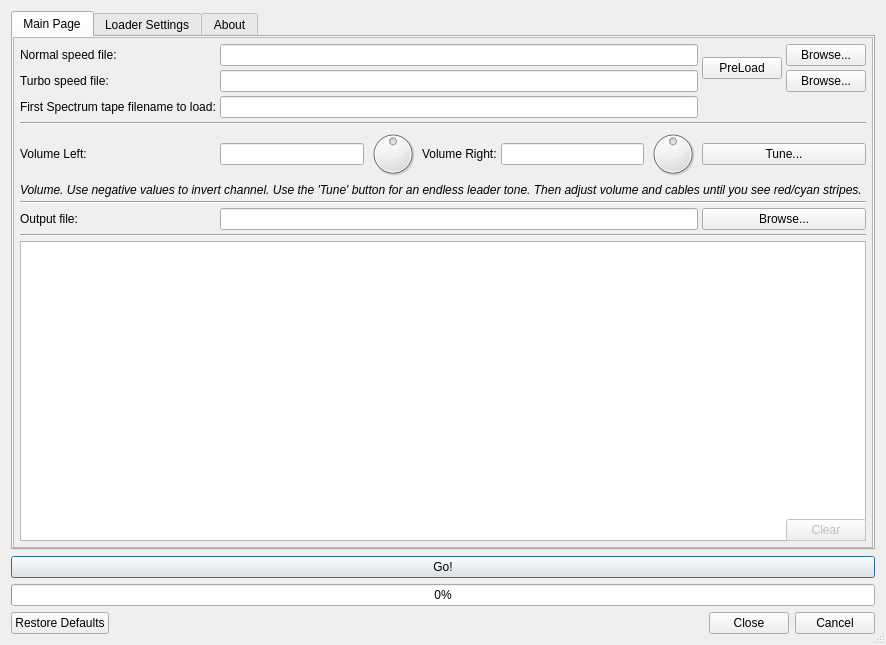
The window that zqloaderui/dialog.ui (oxidaan/zqloader) describes before a commit, drawn with Qt 5.
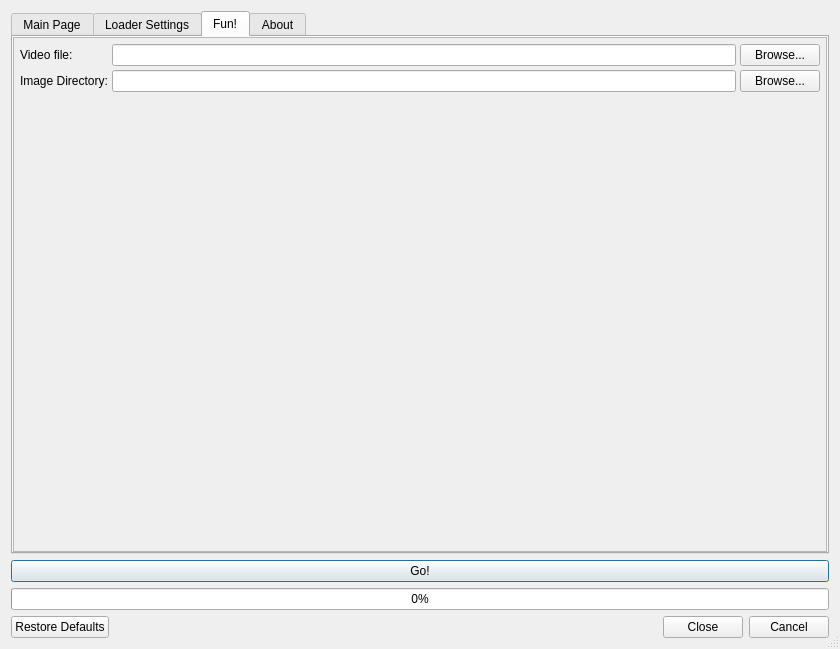
The same window after the commit. The open tabs and pages were chosen to show the change. Custom widgets are drawn as their Qt base class.

Diff of the .ui file:
```diff
--- a/zqloaderui/dialog.ui
+++ b/zqloaderui/dialog.ui
@@ -6,8 +6,8 @@
    <rect>
     <x>0</x>
     <y>0</y>
-    <width>886</width>
-    <height>645</height>
+    <width>840</width>
+    <height>649</height>
    </rect>
   </property>
   <property name="sizePolicy">
@@ -97,8 +97,8 @@
            <rect>
             <x>0</x>
             <y>0</y>
-            <width>860</width>
-            <height>506</height>
+            <width>814</width>
+            <height>510</height>
            </rect>
           </property>
           <layout class="QGridLayout" name="gridLayout_3">
@@ -883,6 +883,131 @@
        </item>
       </layout>
      </widget>
+     <widget class="QWidget" name="tab_4">
+      <attribute name="title">
+       <string>Fun!</string>
+      </attribute>
+      <layout class="QGridLayout" name="gridLayout_532">
+       <property name="leftMargin">
+        <number>0</number>
+       </property>
+       <property name="topMargin">
+        <number>0</number>
+       </property>
+       <property name="rightMargin">
+        <number>0</number>
+       </property>
+       <property name="bottomMargin">
+        <number>0</number>
+       </property>
+       <property name="horizontalSpacing">
+        <number>0</number>
+       </property>
+       <item row="0" column="0">
+        <widget class="QScrollArea" name="scrollArea_3">
+         <property name="widgetResizable">
+          <bool>true</bool>
+         </property>
+         <widget class="QWidget" name="scrollAreaWidgetContents_3">
+          <property name="geometry">
+           <rect>
+            <x>0</x>
+            <y>0</y>
+            <width>814</width>
+            <height>510</height>
+           </rect>
+          </property>
+          <layout class="QGridLayout" name="gridLayout_4">
+           <property name="leftMargin">
+            <number>6</number>
+           </property>
+           <property name="topMargin">
+            <number>6</number>
+           </property>
+           <property name="rightMargin">
+            <number>6</number>
+           </property>
+           <property name="bottomMargin">
+            <number>6</number>
+           </property>
+           <property name="spacing">
+            <number>4</number>
+           </property>
+           <item row="3" column="1">
+            <spacer name="verticalSpacer">
+             <property name="orientation">
+              <enum>Qt::Vertical</enum>
+             </property>
+             <property name="sizeHint" stdset="0">
+              <size>
+               <width>20</width>
+               <height>40</height>
+              </size>
+             </property>
+            </spacer>
+           </item>
+           <item row="0" column="1">
+            <widget class="LineEdit" name="lineEditVideoFile"/>
+           </item>
+           <item row="0" column="2">
+            <widget class="QPushButton" name="pushButtonBrowseVideoFile">
+             <property name="text">
+              <string>Browse...</string>
+             </property>
+            </widget>
+           </item>
+           <item row="1" column="0">
+            <widget class="QLabel" name="label_30">
+             <property name="text">
+              <string>Image Directory:</string>
+             </property>
+            </widget>
+           </item>
+           <item row="0" column="0">
+            <widget class="QLabel" name="label_29">
+             <property name="text">
+              <string>Video file:</string>
+             </property>
+            </widget>
+           </item>
+           <item row="1" column="2">
+            <widget class="QPushButton" name="pushButton">
+             <property name="text">
+              <string>Browse...</string>
+             </property>
+            </widget>
+           </item>
+           <item row="1" column="1">
+            <widget class="LineEdit" name="lineEditImageDir"/>
+           </item>
+           <item row="2" column="1">
+            <widget class="ZxVideo" name="zxvideo" native="true">
+             <property name="sizePolicy">
+              <sizepolicy hsizetype="MinimumExpanding" vsizetype="MinimumExpanding">
+               <horstretch>0</horstretch>
+               <verstretch>0</verstretch>
+              </sizepolicy>
+             </property>
+             <property name="minimumSize">
+              <size>
+               <width>400</width>
+               <height>200</height>
+              </size>
+             </property>
+             <property name="baseSize">
+              <size>
+               <width>200</width>
+               <height>200</height>
+              </size>
+             </property>
+            </widget>
+           </item>
+          </layout>
+         </widget>
+        </widget>
+       </item>
+      </layout>
+     </widget>
      <widget class="QWidget" name="tab_3">
       <attribute name="title">
        <string>About</string>
@@ -913,8 +1038,8 @@
            <rect>
             <x>0</x>
             <y>0</y>
-            <width>98</width>
-            <height>792</height>
+            <width>814</width>
+            <height>510</height>
            </rect>
           </property>
           <layout class="QGridLayout" name="gridLayout_4">
@@ -984,6 +1109,12 @@
    <extends>QLineEdit</extends>
    <header>lineedit.h</header>
   </customwidget>
+  <customwidget>
+   <class>ZxVideo</class>
+   <extends>QWidget</extends>
+   <header>zxvideo.h</header>
+   <container>1</container>
+  </customwidget>
  </customwidgets>
  <tabstops>
   <tabstop>lineEditNormalFile</tabstop>
```
Left out of the diff: 23 changed lines with no effect on the pictures.
